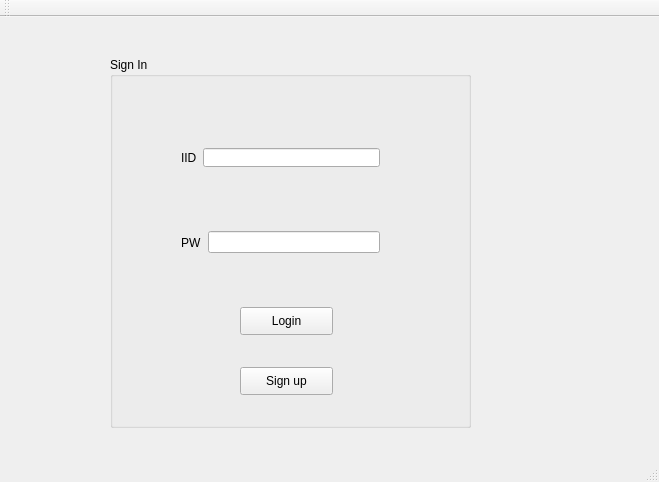
The window that mainwindow.ui (CAU-OSS-2019/team-project-team17) describes before a commit, drawn with Qt 5.
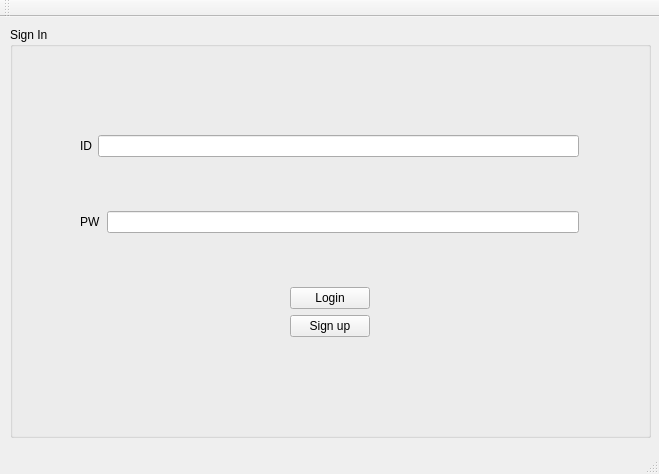
The same window after the commit.

Diff of the .ui file:
```diff
--- a/mainwindow.ui
+++ b/mainwindow.ui
@@ -7,7 +7,7 @@
     <x>0</x>
     <y>0</y>
     <width>659</width>
-    <height>482</height>
+    <height>474</height>
    </rect>
   </property>
   <property name="windowTitle">
@@ -20,10 +20,10 @@
    <widget class="QGroupBox" name="groupBox">
     <property name="geometry">
      <rect>
-      <x>110</x>
-      <y>40</y>
-      <width>361</width>
-      <height>371</height>
+      <x>10</x>
+      <y>10</y>
+      <width>641</width>
+      <height>411</height>
      </rect>
     </property>
     <property name="styleSheet">
@@ -35,17 +35,19 @@
     <widget class="QWidget" name="horizontalLayoutWidget">
      <property name="geometry">
       <rect>
-       <x>60</x>
-       <y>80</y>
-       <width>221</width>
-       <height>41</height>
+       <x>59</x>
+       <y>49</y>
+       <width>521</width>
+       <height>321</height>
       </rect>
      </property>
+     <layout class="QVBoxLayout" name="verticalLayout">
+      <item>
      <layout class="QHBoxLayout" name="horizontalLayout">
       <item>
        <widget class="QLabel" name="label">
         <property name="text">
-         <string>IID</string>
+           <string>ID</string>
         </property>
        </widget>
       </item>
@@ -53,16 +55,8 @@
        <widget class="QLineEdit" name="lineEdit_username"/>
       </item>
      </layout>
-    </widget>
-    <widget class="QWidget" name="horizontalLayoutWidget_2">
-     <property name="geometry">
-      <rect>
-       <x>60</x>
-       <y>160</y>
-       <width>221</width>
-       <height>51</height>
-      </rect>
-     </property>
+      </item>
+      <item>
      <layout class="QHBoxLayout" name="horizontalLayout_2">
       <item>
        <widget class="QLabel" name="label_2">
@@ -79,16 +73,26 @@
        </widget>
       </item>
      </layout>
-    </widget>
+      </item>
+      <item>
+       <layout class="QHBoxLayout" name="horizontalLayout_3">
+        <item>
+         <spacer name="horizontalSpacer">
+          <property name="orientation">
+           <enum>Qt::Horizontal</enum>
+          </property>
+          <property name="sizeHint" stdset="0">
+           <size>
+            <width>40</width>
+            <height>20</height>
+           </size>
+          </property>
+         </spacer>
+        </item>
+        <item>
+         <layout class="QVBoxLayout" name="verticalLayout_2">
+          <item>
     <widget class="QPushButton" name="pushButton_Login">
-     <property name="geometry">
-      <rect>
-       <x>130</x>
-       <y>250</y>
-       <width>93</width>
-       <height>28</height>
-      </rect>
-     </property>
      <property name="styleSheet">
       <string notr="true"/>
      </property>
@@ -96,19 +100,33 @@
       <string>Login</string>
      </property>
     </widget>
+          </item>
+          <item>
     <widget class="QPushButton" name="pushButton_Signup">
-     <property name="geometry">
-      <rect>
-       <x>130</x>
-       <y>310</y>
-       <width>93</width>
-       <height>28</height>
-      </rect>
-     </property>
      <property name="text">
       <string>Sign up</string>
      </property>
     </widget>
+          </item>
+         </layout>
+        </item>
+        <item>
+         <spacer name="horizontalSpacer_2">
+          <property name="orientation">
+           <enum>Qt::Horizontal</enum>
+          </property>
+          <property name="sizeHint" stdset="0">
+           <size>
+            <width>40</width>
+            <height>20</height>
+           </size>
+          </property>
+         </spacer>
+        </item>
+       </layout>
+      </item>
+     </layout>
+    </widget>
    </widget>
   </widget>
   <widget class="QMenuBar" name="menuBar">
```
Left out of the diff: 4 changed lines with no effect on the pictures. Lines whose indentation alone changed are shown as unchanged.
